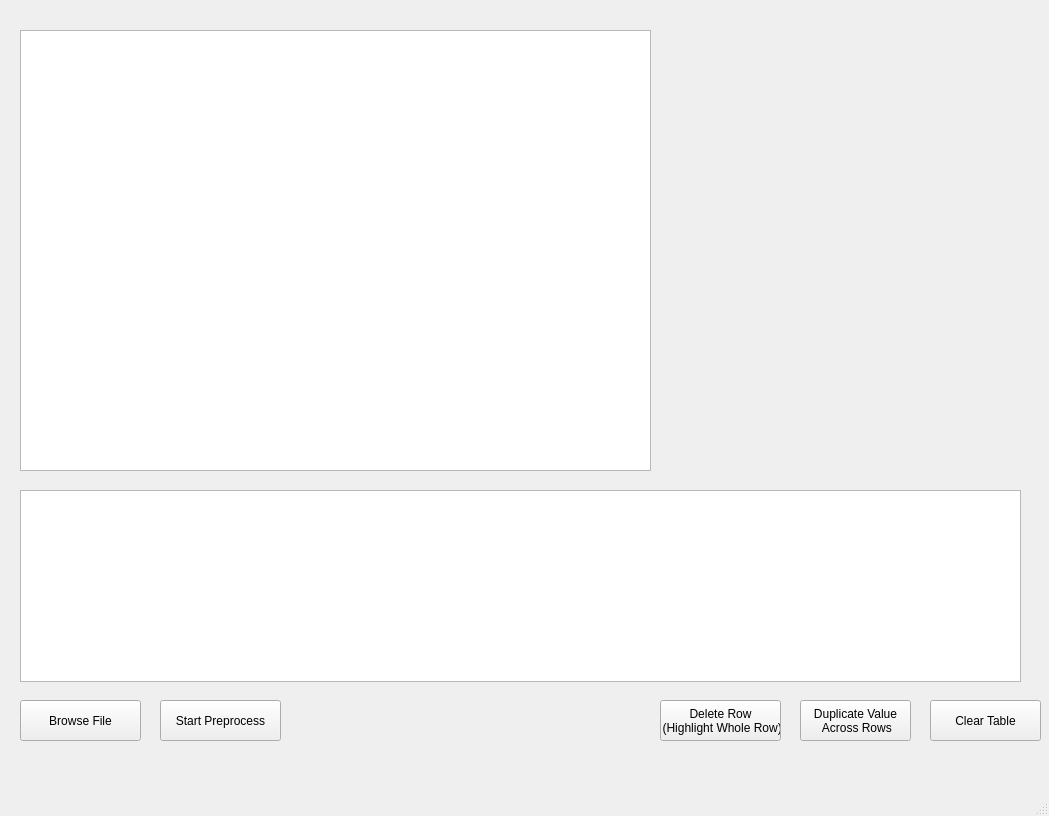
This is napeca/qt_design_gui.ui in zhounapeuw/NAPE_imaging_analysis as Qt 5 draws it before an edit. The edited form follows.
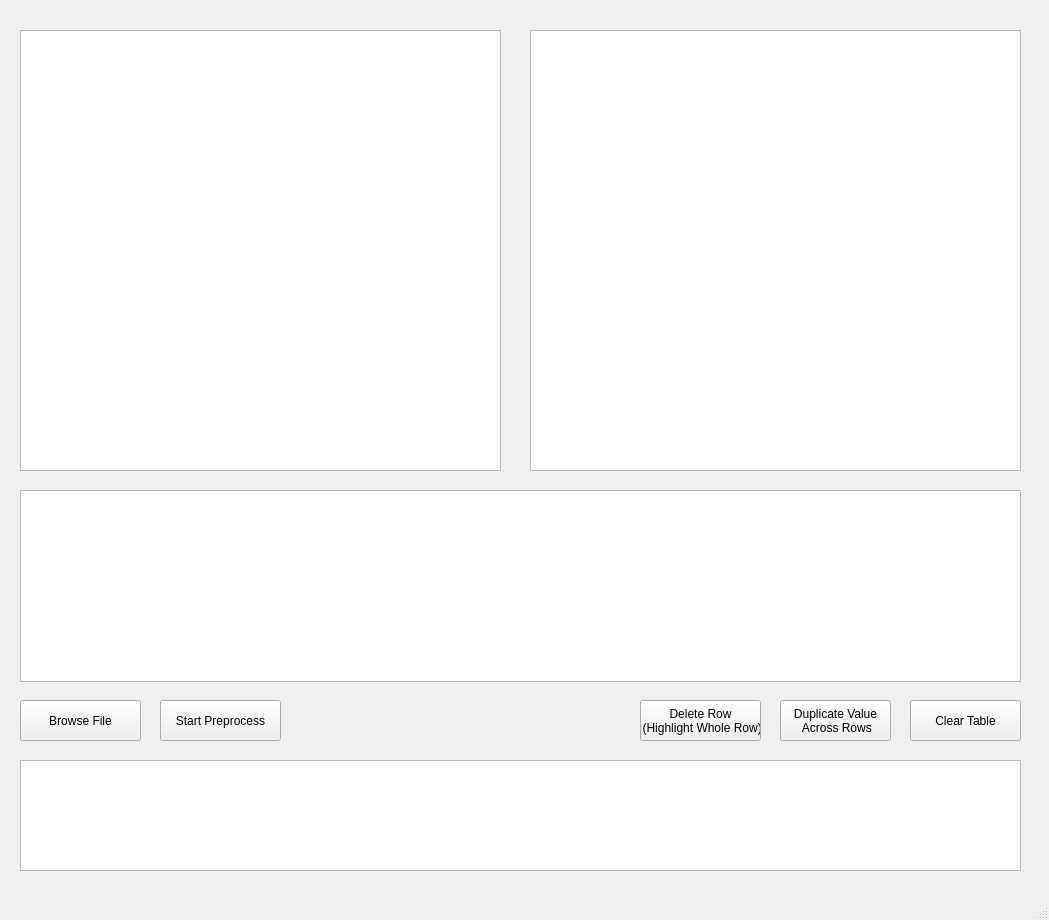
This is the edited form.

The edit to the form file:
```diff
--- a/napeca/qt_design_gui.ui
+++ b/napeca/qt_design_gui.ui
@@ -7,7 +7,7 @@
     <x>0</x>
     <y>0</y>
     <width>1049</width>
-    <height>816</height>
+    <height>920</height>
    </rect>
   </property>
   <property name="windowTitle">
@@ -19,7 +19,7 @@
      <rect>
       <x>20</x>
       <y>30</y>
-      <width>631</width>
+      <width>481</width>
       <height>441</height>
      </rect>
     </property>
@@ -63,7 +63,7 @@
    <widget class="QPushButton" name="button_delete_row">
     <property name="geometry">
      <rect>
-      <x>660</x>
+      <x>640</x>
       <y>700</y>
       <width>121</width>
       <height>41</height>
@@ -77,7 +77,7 @@
    <widget class="QPushButton" name="button_duplicate_param">
     <property name="geometry">
      <rect>
-      <x>800</x>
+      <x>780</x>
       <y>700</y>
       <width>111</width>
       <height>41</height>
@@ -91,7 +91,7 @@
    <widget class="QPushButton" name="button_clear_table">
     <property name="geometry">
      <rect>
-      <x>930</x>
+      <x>910</x>
       <y>700</y>
       <width>111</width>
       <height>41</height>
@@ -101,6 +101,26 @@
      <string>Clear Table</string>
     </property>
    </widget>
+   <widget class="QGraphicsView" name="graphicsView_2">
+    <property name="geometry">
+     <rect>
+      <x>530</x>
+      <y>30</y>
+      <width>491</width>
+      <height>441</height>
+     </rect>
+    </property>
+   </widget>
+   <widget class="QPlainTextEdit" name="text_box_output">
+    <property name="geometry">
+     <rect>
+      <x>20</x>
+      <y>760</y>
+      <width>1001</width>
+      <height>111</height>
+     </rect>
+    </property>
+   </widget>
   </widget>
   <widget class="QMenuBar" name="menubar">
    <property name="geometry">
```
